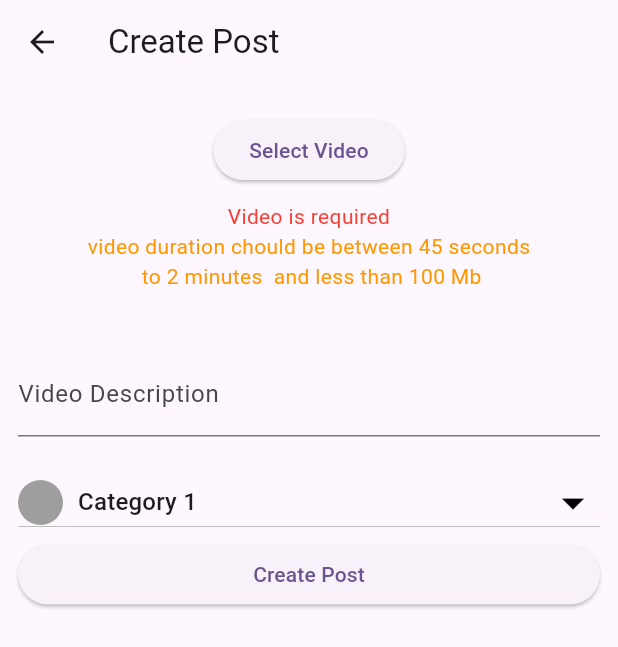
After one commit to flutterde/oldbutgold, a Flutter app: the CreatePostScreen screen opened by its route, after a tap on "Select Video", on a phone screen of 412 x 824 dp. The commit adds this screen. Shown: the top 647 px of the screen. Run offline on Flutter 3.47's test engine with Material 2 defaults, Android fonts, the phone set to English and light mode, and no system bars; our stand-ins replace cloud_firestore, file_picker, firebase_auth, firebase_core, firebase_messaging, firebase_storage and 3 more; accounts and stored records are empty; network calls fail; statements that could not run were skipped.

Commit message:
create post almost done!

```diff
--- /dev/null
+++ b/lib/core/controllers/posts/create_post_controller.dart
@@ -0,0 +1,209 @@
+import 'dart:io';
+
+import 'package:cloud_firestore/cloud_firestore.dart';
+import 'package:firebase_auth/firebase_auth.dart';
+import 'package:firebase_storage/firebase_storage.dart';
+import 'package:flutter/foundation.dart' hide Key, Category;
+import 'package:flutter/material.dart';
+import 'package:get/get.dart';
+import 'package:file_picker/file_picker.dart';
+import 'dart:math';
+import 'package:firebase_messaging/firebase_messaging.dart';
+import 'package:video_player/video_player.dart';
+
+class CreatePostController extends GetxController {
+  // firebase
+  final FirebaseFirestore _firestore = FirebaseFirestore.instance;
+  final FirebaseAuth _auth = FirebaseAuth.instance;
+  final storageRef = FirebaseStorage.instance.ref();
+
+  final RxBool isLoading = false.obs;
+
+  final formKey = GlobalKey<FormState>();
+  final TextEditingController videoDescriptionCtr = TextEditingController();
+
+  // file picker
+  PlatformFile? pickedVideoFile;
+
+  // postID
+  String postId = '';
+  // categoryID
+  RxString selectedCategory = ''.obs;
+  double videoDuration = 0.0;
+
+  // video path
+  String fireStoreVideoPath = '';
+  String yearPath = DateTime.now().year.toString();
+  String monthPath = DateTime.now().month.toString();
+  String dayPath = DateTime.now().day.toString();
+  String hourPath = DateTime.now().hour.toString();
+  String minutePath = DateTime.now().minute.toString();
+  String randNumb = Random().nextInt(1000).toString();
+
+  Future selectFile() async {
+    var userID = _auth.currentUser!.uid;
+    var fireStoreVideoFullPath =
+        'uploads/$userID/videos/$yearPath/$monthPath/$dayPath/$hourPath/$minutePath/$randNumb/thevideofile';
+    final result = await FilePicker.platform.pickFiles(
+      type: FileType.video,
+    );
+    pickedVideoFile = result!.files.first;
+    fireStoreVideoPath =
+        '$fireStoreVideoFullPath.${pickedVideoFile!.extension!}';
+    VideoPlayerController vc =
+        VideoPlayerController.file(File(pickedVideoFile!.path!));
+    await vc.initialize();
+    var duration = vc.value.duration;
+    videoDuration = duration.inSeconds.toDouble();
+    print('===============Video Data ===============');
+    print(videoDuration);
+    print(vc.value.size);
+    print(vc.value.buffered);
+    print('==============================');
+    update();
+  }
+
+  Future getVideoData(File video) async {
+    VideoPlayerController fileVideocontroller =
+        VideoPlayerController.file(video)..initialize();
+  }
+
+  Future<void> createPost(String description, String categoryID) async {
+    final fcmToken = await FirebaseMessaging.instance.getToken();
+    try {
+      isLoading.value = true;
+      if (pickedVideoFile == null) {
+        Get.snackbar(
+          'Error',
+          'Video is required',
+          snackPosition: SnackPosition.BOTTOM,
+          backgroundColor: Colors.red,
+        );
+      } else if (videoDuration < 45 || videoDuration > 120) {
+        Get.snackbar(
+          'Error',
+          'Video duration chould be between 45 seconds to 2 minutes',
+          snackPosition: SnackPosition.BOTTOM,
+          backgroundColor: Colors.red,
+        );
+      } else if (pickedVideoFile!.size > 100000000) {
+        Get.snackbar(
+          'Error',
+          'Video size should be less than 100 Mb',
+          snackPosition: SnackPosition.BOTTOM,
+          backgroundColor: Colors.red,
+        );
+      } else if (postId == '') {
+        Get.snackbar(
+          'ID Error',
+          'Please re-run the app',
+          snackPosition: SnackPosition.BOTTOM,
+          backgroundColor: Colors.orange,
+        );
+      } else {
+        final videoFile = File(pickedVideoFile!.path!);
+        final videoFileDestination = storageRef.child(fireStoreVideoPath);
+        // store video to Firebase Storage
+        await videoFileDestination.putFile(videoFile);
+        var videoUrl = await videoFileDestination.getDownloadURL();
+        FullMetadata videMetaData = await videoFileDestination.getMetadata();
+        if (kDebugMode) {
+          print('==============================================');
+          print('================ Meta Data !! ====================');
+          var sizeInMb = videMetaData.size! / 1024 / 1024;
+          var description = videMetaData.contentDisposition;
+          print(sizeInMb);
+          print(description);
+          print('==============================================');
+          print('=================------=======================');
+        }
+        var sizeInMb = videMetaData.size! / 1024 / 1024;
+
+        await _firestore.collection('posts').doc(postId).set({
+          'id': postId,
+          'user': _firestore.collection('users').doc(_auth.currentUser!.uid),
+          'videoUrl': videoUrl,
+          'videoDescription': description,
+          'categoryID': categoryID,
+          'createdAt': DateTime.now(),
+          'updatedAt': DateTime.now(),
+          'fcmToken': fcmToken,
+          'video_lang_code': 'en',
+          'user_lang_code': 'en',
+          'is_ready': false,
+          'isRejected': false,
+          'is_processed': false,
+          'meta_data': {
+            'size_in_mb': sizeInMb,
+            'size': videMetaData.size,
+            'contentType': videMetaData.contentType,
+            'contentDisposition': videMetaData.contentDisposition,
+            'cacheControl': videMetaData.cacheControl,
+            'contentLanguage': videMetaData.contentLanguage,
+            'customMetadata': videMetaData.customMetadata,
+            'md5Hash': videMetaData.md5Hash,
+            'timeCreated': videMetaData.timeCreated,
+            'updated': videMetaData.updated,
+            'generation': videMetaData.generation,
+            'metageneration': videMetaData.metageneration,
+            'bucket': videMetaData.bucket,
+            'name': videMetaData.name,
+            'fullPath': videMetaData.fullPath,
+            'video_extension': pickedVideoFile!.extension,
+          },
+        }).whenComplete(() {
+          isLoading.value = false;
+          Get.offAllNamed('/');
+          Get.snackbar(
+            'Success',
+            'Post created successfully',
+            snackPosition: SnackPosition.BOTTOM,
+            backgroundColor: Colors.green,
+          );
+        });
+      }
+    } catch (e) {
+      isLoading.value = false;
+
+      Get.snackbar(
+        'Error',
+        e.toString(),
+        snackPosition: SnackPosition.BOTTOM,
+        backgroundColor: Colors.red,
+      );
+      if (kDebugMode) {
+        print('==============================================');
+        print(e);
+        print('==============================================');
+      }
+    }
+  }
+
+  @override
+  void onInit() {
+    postId = generateRandomString();
+    super.onInit();
+  }
+
+  @override
+  void onClose() {
+    postId = '';
+    videoDescriptionCtr.clear();
+    super.onClose();
+  }
+
+  // Generate Post Id
+  String generateRandomString() {
+    const characters =
+        'ABCDEFGHIJKLMNOPQRSTVWXYZ0123456789abcdefghijklmnopqrstvwxyz'; // KuJlgYN6w3THrl0mlPporTgAIe12
+    final random = Random();
+    final buffer = StringBuffer();
+
+    for (var i = 0; i < 27; i++) {
+      final randomIndex = random.nextInt(characters.length);
+      buffer.write(characters[randomIndex]);
+    }
+
+    return buffer.toString();
+  }
+}
--- /dev/null
+++ b/lib/core/controllers/posts/post_category_controller.dart
@@ -0,0 +1,43 @@
+import 'package:get/get.dart';
+import 'package:oldbutgold/core/models/post/post_category_model.dart';
+
+class PostCategoryController extends GetxController {
+  RxBool isLoading = false.obs;
+  @override
+  void onInit() {
+    super.onInit();
+  }
+
+  List<PostCategoryModel> categories = [
+    PostCategoryModel(
+      id: '1',
+      name: 'Category 1'.tr,
+      description: 'Description 1'.tr,
+      image: 'assets/images/1.jpg',
+    ),
+    PostCategoryModel(
+      id: '2',
+      name: 'Category 2'.tr,
+      description: 'Description 2'.tr,
+      image: 'assets/images/2.jpg',
+    ),
+    PostCategoryModel(
+      id: '3',
+      name: 'Category 3'.tr,
+      description: 'Description 3'.tr,
+      image: 'assets/images/3.jpg',
+    ),
+    PostCategoryModel(
+      id: '4',
+      name: 'Category 4'.tr,
+      description: 'Description 4'.tr,
+      image: 'assets/images/4.jpg',
+    ),
+    PostCategoryModel(
+      id: '5',
+      name: 'Category 5'.tr,
+      description: 'Description 5'.tr,
+      image: 'assets/images/5.jpg',
+    ),
+  ];
+}
--- /dev/null
+++ b/lib/core/models/post/post_category_model.dart
@@ -0,0 +1,13 @@
+class PostCategoryModel {
+  String? id;
+  String? name;
+  String? description;
+  String? image;
+
+  PostCategoryModel({
+   required this.id,
+   required this.name,
+   required this.description,
+   required this.image,
+  });
+}
--- /dev/null
+++ b/lib/core/routes/app_routes.dart
@@ -0,0 +1,9 @@
+import 'package:get/get.dart';
+
+import '../../tests/views/add.dart';
+import '../../views/screens/create/create_post_screen.dart';
+
+var appRoutes = [
+  GetPage(name: '/post/create', page: () => const CreatePostScreen()),
+  GetPage(name: '/', page: () => const AddTest()),
+];
--- /dev/null
+++ b/lib/views/screens/create/create_post_screen.dart
@@ -0,0 +1,162 @@
+import 'package:flutter/material.dart';
+import 'package:get/get.dart';
+
+import '../../../core/controllers/posts/create_post_controller.dart';
+import '../../../core/controllers/posts/post_category_controller.dart';
+
+class CreatePostScreen extends GetWidget {
+  const CreatePostScreen({super.key});
+
+  @override
+  Widget build(BuildContext context) {
+    PostCategoryController pCateCList = Get.put(PostCategoryController());
+    var items = pCateCList.categories;
+
+    return GetBuilder(
+        init: CreatePostController(),
+        builder: (ctr) => Scaffold(
+              appBar: AppBar(
+                title: const Text('Create Post'),
+              ),
+              body: SingleChildScrollView(
+                child: Column(
+                  children: [
+                    Padding(
+                      padding: const EdgeInsets.symmetric(
+                          horizontal: 12.0, vertical: 20),
+                      child: Form(
+                        key: ctr.formKey,
+                        child: Column(
+                          children: [
+                            ctr.pickedVideoFile != null
+                                ? Text(ctr.pickedVideoFile!.name)
+                                : SizedBox(
+                                    child: Column(
+                                      children: [
+                                        ElevatedButton(
+                                          onPressed: () async {
+                                            await ctr.selectFile();
+                                          },
+                                          child: const Text('Select Video'),
+                                        ),
+                                        const SizedBox(
+                                          height: 10,
+                                        ),
+                                        Text(
+                                          'Video is required'.tr,
+                                          textAlign: TextAlign.center,
+                                          style: const TextStyle(
+                                              color: Colors.red),
+                                        ),
+                                        Text(
+                                          'video duration chould be between 45 seconds \n to 2 minutes  and less than 100 Mb'
+                                              .tr,
+                                          textAlign: TextAlign.center,
+                                          style: const TextStyle(
+                                              color: Colors.orange),
+                                        ),
+                                      ],
+                                    ),
+                                  ),
+                            Text(
+                              ctr.videoDuration == 0.0
+                                  ? ''
+                                  : ctr.videoDuration < 45 ||
+                                          ctr.videoDuration > 120
+                                      ? 'Invalid Video Duration'
+                                      : 'Video Duration: ${ctr.videoDuration.toString()}',
+                              style: TextStyle(
+                                  color: ctr.videoDuration < 45 ||
+                                          ctr.videoDuration > 120
+                                      ? Colors.red
+                                      : Colors.green),
+                            ),
+                            const SizedBox(
+                              height: 20,
+                            ),
+                            TextFormField(
+                              controller: ctr.videoDescriptionCtr,
+                              decoration: const InputDecoration(
+                                labelText: 'Video Description',
+                              ),
+                              validator: (value) {
+                                if (value!.isEmpty) {
+                                  return 'Video description is required';
+                                }
+                                return null;
+                              },
+                            ),
+                            const SizedBox(
+                              height: 20,
+                            ),
+                            Obx(
+                              // ignore: unnecessary_null_comparison
+                              () => items.length == null
+                                  ? SizedBox(
+                                      child: Text(
+                                        'No Category to choose'.tr,
+                                        textAlign: TextAlign.center,
+                                        style:
+                                            const TextStyle(color: Colors.red),
+                                      ),
+                                    )
+                                  : DropdownButton(
+                                      // ignore: unrelated_type_equality_checks
+                                      value: ctr.selectedCategory.value == ''
+                                          ? items[0].id
+                                          : ctr.selectedCategory.value,
+                                      isExpanded: true,
+                                      iconSize: 36,
+                                      icon: const Icon(
+                                        Icons.arrow_drop_down,
+                                        color: Colors.black,
+                                      ),
+                                      items:
+                                          items.map<DropdownMenuItem>((value) {
+                                        return DropdownMenuItem(
+                                            value: value.id,
+                                            child: Row(
+                                              children: [
+                                                const CircleAvatar(
+                                                  backgroundColor: Colors.grey,
+                                                  radius: 15,
+                                                ),
+                                                const SizedBox(
+                                                  width: 10,
+                                                ),
+                                                Text(value.name ?? ''),
+                                              ],
+                                            ));
+                                      }).toList(),
+                                      onChanged: (newValue) {
+                                        ctr.selectedCategory.value = newValue;
+                                      },
+                                    ),
+                            ),
+                            ElevatedButton(
+                              onPressed: () async {
+                                if (ctr.formKey.currentState!.validate()) {
+                                  await ctr.createPost(
+                                    ctr.videoDescriptionCtr.text,
+                                    ctr.selectedCategory.value,
+                                  );
+                                }
+                              },
+                              child: SizedBox(
+                                width: double.infinity,
+                                child: Text(
+                                  'Create Post'.tr,
+                                  textAlign: TextAlign.center,
+                                ),
+                              ),
+                            ),
+                          ],
+                        ),
+                      ),
+                    ),
+                  ],
+                ),
+              ),
+            ));
+  }
+}
--- a/pubspec.yaml
+++ b/pubspec.yaml
@@ -42,6 +42,9 @@ dependencies:
   cloud_firestore: ^4.8.2
   firebase_storage: ^11.2.4
   firebase_auth: ^4.6.3
+  file_picker: ^5.3.2
+  firebase_messaging: ^14.6.4
+  video_player: ^2.7.0
 
 dev_dependencies:
   flutter_test:
```
Also changed, not shown: lib/main.dart (+3 -50 lines), lib/tests/views/add.dart (+8 -1 lines), lib/tests/views/test_view2.dart (+2 -1 lines), lib/views/widgets/posts/createPostCategoryWidget.dart (added, +12 -0 lines), pubspec.lock, 1 other file.
